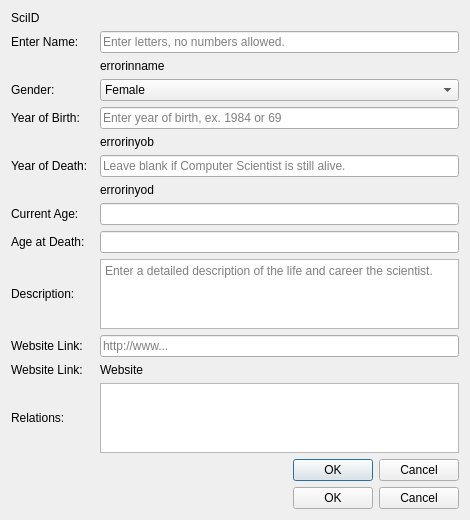
The window that UI/addnewscientist.ui (JonOrnBrynjarsson/vN1w3H51) describes before a commit, drawn with Qt 5.
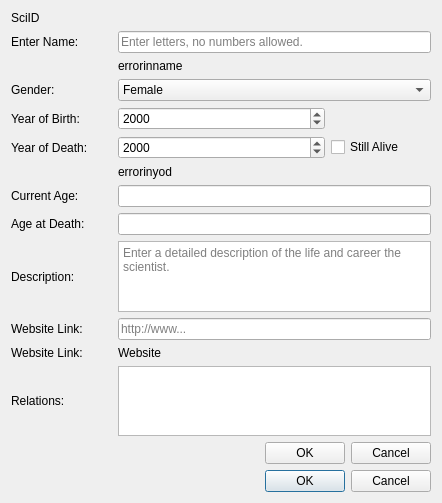
The same window after the commit.

Commit message: lagfæringar á inputti, display og öllu mögulegu

Patch:
```diff
--- a/UI/addnewscientist.ui
+++ b/UI/addnewscientist.ui
@@ -6,97 +6,43 @@
    <rect>
     <x>0</x>
     <y>0</y>
-    <width>470</width>
-    <height>444</height>
+    <width>442</width>
+    <height>463</height>
    </rect>
   </property>
   <property name="windowTitle">
    <string>Add new Computer Scientist to Database</string>
   </property>
   <layout class="QGridLayout" name="gridLayout">
-   <item row="12" column="0">
-    <widget class="QLabel" name="labelEntLink">
-     <property name="text">
-      <string>Website Link:</string>
-     </property>
-    </widget>
-   </item>
-   <item row="15" column="2">
-    <widget class="QDialogButtonBox" name="buttonBox_editScientist">
-     <property name="standardButtons">
-      <set>QDialogButtonBox::Cancel|QDialogButtonBox::Ok</set>
-     </property>
-    </widget>
-   </item>
-   <item row="11" column="0">
-    <widget class="QLabel" name="labelEntDescr">
-     <property name="text">
-      <string>Description:</string>
-     </property>
-    </widget>
-   </item>
-   <item row="4" column="0">
-    <widget class="QLabel" name="labelEntBirth">
-     <property name="text">
-      <string>Year of Birth:</string>
-     </property>
-    </widget>
-   </item>
-   <item row="6" column="2">
-    <widget class="QLineEdit" name="lineEdit_yod">
-     <property name="placeholderText">
-      <string>Leave blank if Computer Scientist is still alive.</string>
-     </property>
-    </widget>
-   </item>
-   <item row="8" column="0">
-    <widget class="QLabel" name="labelCurrentAge">
-     <property name="text">
-      <string>Current Age:</string>
-     </property>
-    </widget>
-   </item>
-   <item row="4" column="2">
-    <widget class="QLineEdit" name="lineEdit_yob">
-     <property name="placeholderText">
-      <string>Enter year of birth, ex. 1984 or 69</string>
-     </property>
-    </widget>
-   </item>
-   <item row="12" column="2">
-    <widget class="QLineEdit" name="lineEdit_link">
+   <item row="3" column="1" colspan="3">
+    <widget class="QComboBox" name="comboBox_gender">
      <property name="toolTip">
       <string/>
      </property>
      <property name="whatsThis">
       <string>This is a text input, you can use it to enter the website link of the computer scientist.</string>
      </property>
-     <property name="placeholderText">
-      <string>http://www...</string>
-     </property>
+     <item>
+      <property name="text">
+       <string>Female</string>
+      </property>
+     </item>
+     <item>
+      <property name="text">
+       <string>Male</string>
+      </property>
+     </item>
+     <item>
+      <property name="text">
+       <string>Unspecified</string>
+      </property>
+     </item>
     </widget>
    </item>
-   <item row="10" column="0">
-    <widget class="QLabel" name="labelAgeAtDeath">
-     <property name="text">
-      <string>Age at Death:</string>
-     </property>
-    </widget>
-   </item>
-   <item row="8" column="2">
+   <item row="9" column="1" colspan="3">
     <widget class="QLineEdit" name="lineEdit_currentAge"/>
    </item>
-   <item row="0" column="0">
-    <widget class="QLabel" name="labelSciid">
-     <property name="text">
-      <string>SciID</string>
-     </property>
-    </widget>
-   </item>
-   <item row="10" column="2">
-    <widget class="QLineEdit" name="lineEdit_AgeAtDeath"/>
-   </item>
-   <item row="1" column="2">
+   <item row="1" column="1" colspan="3">
     <widget class="QLineEdit" name="lineEdit_name">
      <property name="toolTip">
       <string>sdfdsr</string>
@@ -118,52 +64,37 @@
      </property>
     </widget>
    </item>
-   <item row="1" column="0">
-    <widget class="QLabel" name="labelEntName">
+   <item row="11" column="1" colspan="3">
+    <widget class="QLineEdit" name="lineEdit_AgeAtDeath"/>
+   </item>
+   <item row="6" column="3">
+    <widget class="QCheckBox" name="checkBox">
      <property name="text">
-      <string>Enter Name:</string>
+      <string>Still Alive</string>
      </property>
     </widget>
    </item>
-   <item row="3" column="2">
-    <widget class="QComboBox" name="comboBox_gender">
-     <property name="toolTip">
-      <string/>
+   <item row="4" column="1" colspan="2">
+    <widget class="QDateEdit" name="dateEdit_yob">
+     <property name="maximumDateTime">
+      <datetime>
+       <hour>23</hour>
+       <minute>59</minute>
+       <second>59</second>
+       <year>2020</year>
+       <month>12</month>
+       <day>31</day>
+      </datetime>
      </property>
      <property name="whatsThis">
       <string>This is a selection input, you can use it to enter the gender of the computer scientist.</string>
      </property>
-     <item>
-      <property name="text">
-       <string>Female</string>
-      </property>
-     </item>
-     <item>
-      <property name="text">
-       <string>Male</string>
-      </property>
-     </item>
-     <item>
-      <property name="text">
-       <string>Unspecified</string>
-      </property>
-     </item>
-    </widget>
-   </item>
-   <item row="11" column="2">
-    <widget class="QTextEdit" name="textEdit_descr">
-     <property name="toolTip">
-      <string>SSSS</string>
+     <property name="displayFormat">
+      <string>yyyy</string>
      </property>
-     <property name="whatsThis">
-      <string>This is a text input, you can use it to enter the description of the computer scientist.</string>
-     </property>
-     <property name="placeholderText">
-      <string>Enter a detailed description of the life and career the scientist.</string>
-     </property>
     </widget>
    </item>
-   <item row="16" column="0" colspan="3">
+   <item row="19" column="0" colspan="4">
     <widget class="QDialogButtonBox" name="buttonBox">
      <property name="orientation">
       <enum>Qt::Horizontal</enum>
@@ -173,13 +104,112 @@
      </property>
     </widget>
    </item>
+   <item row="17" column="0" colspan="4">
+    <widget class="QDialogButtonBox" name="buttonBox_editScientist">
+     <property name="standardButtons">
+      <set>QDialogButtonBox::Cancel|QDialogButtonBox::Ok</set>
+     </property>
+    </widget>
+   </item>
+   <item row="7" column="1" colspan="2">
+    <widget class="QLabel" name="errorInYod">
+     <property name="text">
+      <string>errorinyod</string>
+     </property>
+    </widget>
+   </item>
+   <item row="14" column="1" colspan="3">
+    <widget class="QLineEdit" name="lineEdit_link">
+     <property name="toolTip">
+      <string/>
+     </property>
+     <property name="whatsThis">
+      <string>This is a text input, you can use it to enter the website link of the computer scientist.</string>
+     </property>
+     <property name="placeholderText">
+      <string>http://www...</string>
+     </property>
+    </widget>
+   </item>
+   <item row="16" column="1" colspan="3">
+    <widget class="QTextBrowser" name="textBrowser_relations"/>
+   </item>
+   <item row="0" column="0">
+    <widget class="QLabel" name="labelSciid">
+     <property name="text">
+      <string>SciID</string>
+     </property>
+    </widget>
+   </item>
+   <item row="11" column="0">
+    <widget class="QLabel" name="labelAgeAtDeath">
+     <property name="text">
+      <string>Age at Death:</string>
+     </property>
+    </widget>
+   </item>
    <item row="14" column="0">
+    <widget class="QLabel" name="labelEntLink">
+     <property name="text">
+      <string>Website Link:</string>
+     </property>
+    </widget>
+   </item>
+   <item row="12" column="0">
+    <widget class="QLabel" name="labelEntDescr">
+     <property name="text">
+      <string>Description:</string>
+     </property>
+    </widget>
+   </item>
+   <item row="16" column="0">
     <widget class="QLabel" name="labelRelations">
      <property name="text">
       <string>Relations:</string>
      </property>
     </widget>
    </item>
+   <item row="4" column="0">
+    <widget class="QLabel" name="labelEntBirth">
+     <property name="text">
+      <string>Year of Birth:</string>
+     </property>
+    </widget>
+   </item>
+   <item row="6" column="1" colspan="2">
+    <widget class="QDateEdit" name="dateEdit_yod">
+     <property name="maximumDateTime">
+      <datetime>
+       <hour>23</hour>
+       <minute>59</minute>
+       <second>59</second>
+       <year>2020</year>
+       <month>12</month>
+       <day>31</day>
+      </datetime>
+     </property>
+     <property name="currentSection">
+      <enum>QDateTimeEdit::YearSection</enum>
+     </property>
+     <property name="displayFormat">
+      <string>yyyy</string>
+     </property>
+    </widget>
+   </item>
+   <item row="9" column="0">
+    <widget class="QLabel" name="labelCurrentAge">
+     <property name="text">
+      <string>Current Age:</string>
+     </property>
+    </widget>
+   </item>
+   <item row="1" column="0">
+    <widget class="QLabel" name="labelEntName">
+     <property name="text">
+      <string>Enter Name:</string>
+     </property>
+    </widget>
+   </item>
    <item row="3" column="0">
     <widget class="QLabel" name="labelEntGender">
      <property name="text">
@@ -194,44 +224,46 @@
      </property>
     </widget>
    </item>
-   <item row="13" column="2">
+   <item row="2" column="1" colspan="3">
+    <widget class="QLabel" name="errorInName">
+     <property name="text">
+      <string>errorinname</string>
+     </property>
+    </widget>
+   </item>
+   <item row="15" column="1" colspan="3">
     <widget class="QLabel" name="labelClickableUrlReal">
      <property name="text">
       <string>Website</string>
      </property>
     </widget>
    </item>
-   <item row="13" column="0">
+   <item row="12" column="1" colspan="3">
+    <widget class="QTextEdit" name="textEdit_descr">
+     <property name="minimumSize">
+      <size>
+       <width>0</width>
+       <height>71</height>
+      </size>
+     </property>
+     <property name="toolTip">
+      <string>SSSS</string>
+     </property>
+     <property name="whatsThis">
+      <string>This is a text input, you can use it to enter the description of the computer scientist.</string>
+     </property>
+     <property name="placeholderText">
+      <string>Enter a detailed description of the life and career the scientist.</string>
+     </property>
+    </widget>
+   </item>
+   <item row="15" column="0">
     <widget class="QLabel" name="labelClickableLink">
      <property name="text">
       <string>Website Link:</string>
      </property>
     </widget>
    </item>
-   <item row="14" column="2">
-    <widget class="QTextBrowser" name="textBrowser_relations"/>
-   </item>
-   <item row="2" column="2">
-    <widget class="QLabel" name="errorInName">
-     <property name="text">
-      <string>errorinname</string>
-     </property>
-    </widget>
-   </item>
-   <item row="5" column="2">
-    <widget class="QLabel" name="errorInYob">
-     <property name="text">
-      <string>errorinyob</string>
-     </property>
-    </widget>
-   </item>
-   <item row="7" column="2">
-    <widget class="QLabel" name="errorInYod">
-     <property name="text">
-      <string>errorinyod</string>
-     </property>
-    </widget>
-   </item>
   </layout>
  </widget>
  <tabstops>
```
Left out of the diff: 9 changed lines with no effect on the pictures. The commit also changes 11 other files.
